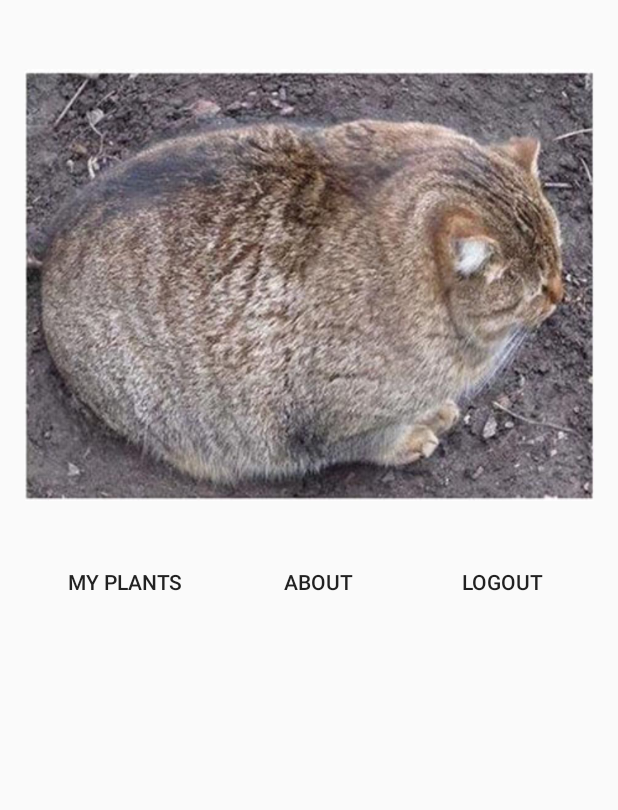
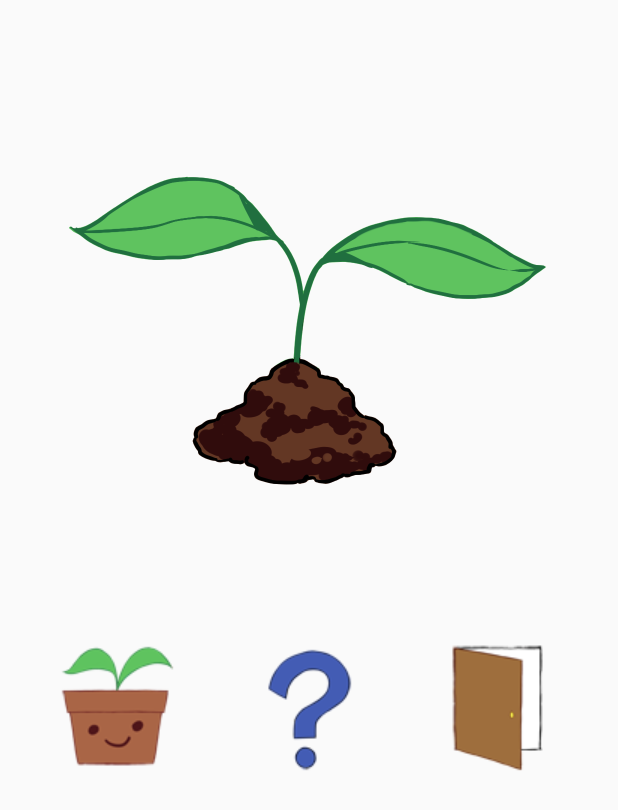
Before and after one commit to Lynx1820/botanist, an Android app: the MenuActivity screen opened directly, with no data from a screen before it, on a phone screen of 412 x 824 dp. Shown: the top 810 px of the screen. Run offline under Robolectric (Android 15) with nearby library versions, the phone set to English and light mode, and no system bars.

Commit message:
added images

```diff
--- a/app/src/main/res/layout/activity_main.xml
+++ b/app/src/main/res/layout/activity_main.xml
@@ -7,8 +7,7 @@
     android:fitsSystemWindows="true"
     tools:context="project.cis350.upenn.edu.botanist_project.MainActivity">
 
-    <LinearLayout xmlns:android="http://schemas.android.com/apk/res/android"
-        xmlns:tools="http://schemas.android.com/tools"
+    <LinearLayout
         android:layout_width="match_parent"
         android:layout_height="match_parent"
         android:orientation="vertical"
--- a/app/src/main/res/layout/activity_menu.xml
+++ b/app/src/main/res/layout/activity_menu.xml
@@ -14,43 +14,46 @@
     android:layout_height="match_parent">
 
     <ImageView
-        android:layout_width="match_parent"
-        android:layout_height="wrap_content"
-        app:srcCompat="@drawable/cat"
-        android:id="@+id/image" />
+        android:layout_width="wrap_content"
+        android:layout_height="405dp"
+        app:srcCompat="@drawable/plant"
+        android:id="@+id/image"
+        android:scaleType="fitCenter"
+        android:adjustViewBounds="false"
+        android:cropToPadding="false" />
 
     <LinearLayout
         android:orientation="horizontal"
         android:layout_width="match_parent"
-        android:layout_height="wrap_content">
+        android:layout_height="match_parent">
 
-        <Button
+        <ImageButton
             android:layout_width="wrap_content"
             android:layout_height="wrap_content"
+            app:srcCompat="@drawable/pun_pending"
             android:id="@+id/plantButton"
             android:layout_weight="1"
-            android:textAppearance="@style/TextAppearance.AppCompat.Button"
-            style="@style/Widget.AppCompat.Button.Borderless.Colored"
-            android:text="My Plants"
-            android:onClick="onPlantButtonClick (MenuActivity)" />
+            android:background="@android:color/transparent"
+            android:onClick="onPlantButtonClick" />
 
-        <Button
-            android:text="about"
+        <ImageButton
             android:layout_width="wrap_content"
             android:layout_height="wrap_content"
+            app:srcCompat="@drawable/question_mark"
             android:id="@+id/aboutButton"
             android:layout_weight="1"
-            style="@style/Widget.AppCompat.Button.Borderless"
-            android:onClick="onAboutButtonClick (MenuActivity)" />
+            android:background="@android:color/transparent"
+            android:onClick="onAboutButtonClick" />
 
-        <Button
-            android:text="Logout"
+        <ImageButton
             android:layout_width="wrap_content"
             android:layout_height="wrap_content"
+            app:srcCompat="@drawable/door"
             android:id="@+id/logoutButton"
             android:layout_weight="1"
-            style="@style/Widget.AppCompat.Button.Borderless"
-            android:onClick="onLogoutButtonClick (MenuActivity)" />
+            android:background="@android:color/transparent"
+            android:onClick="onLogoutButtonClick" />
+
     </LinearLayout>
 
 </LinearLayout>
```
Also changed, not shown: app/src/main/res/drawable/door.png (added), app/src/main/res/drawable/plant.png (added), app/src/main/res/drawable/pun_pending.png (added), app/src/main/res/drawable/question_mark.png (added).
